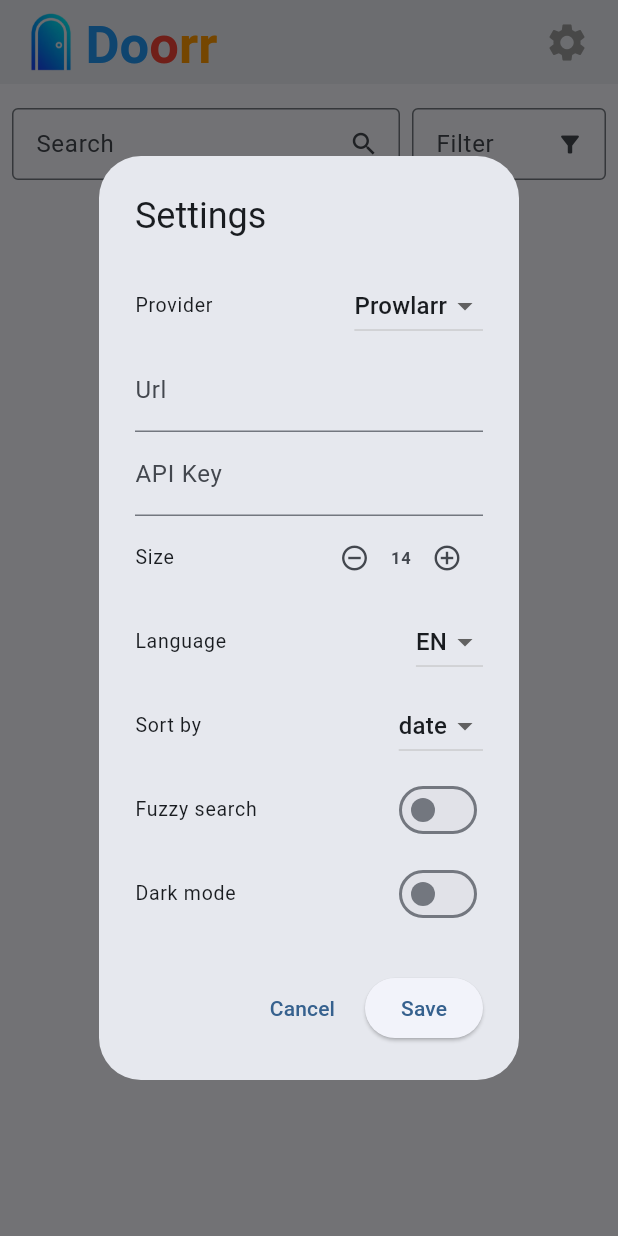
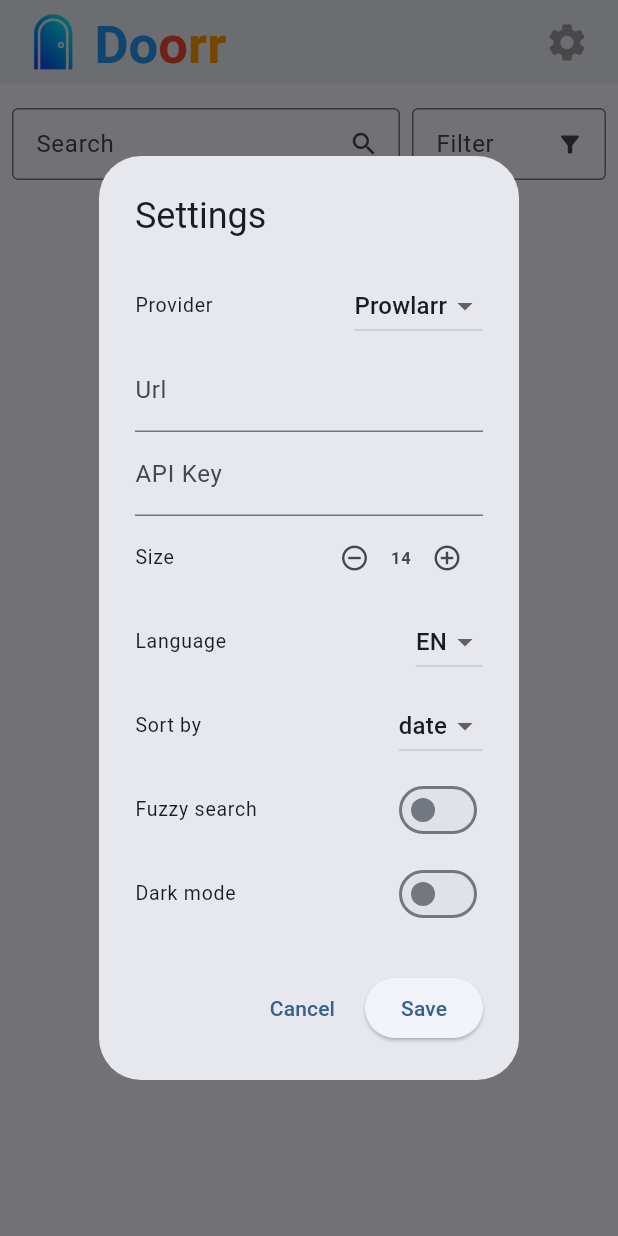
Before and after one commit to Lifailon/doorr, a Flutter app: the screen it shows after launch, after a tap on the "settings" icon, on a phone screen of 412 x 824 dp. Run offline on Flutter 3.47's test engine with Material 3 defaults, Android fonts, the phone set to English and light mode, and no system bars; our stand-ins replace shared_preferences.

Commit message:
update logo position

```diff
--- a/lib/main.dart
+++ b/lib/main.dart
@@ -386,11 +386,12 @@ class _SearchScreenState extends State<SearchScreen> {
   Widget build(BuildContext context) {
     return Scaffold(
       appBar: AppBar(
+        titleSpacing: 8,
         title: Row(
           crossAxisAlignment: CrossAxisAlignment.center,
           children: [
-            Image.asset('assets/logo.png', width: 36, height: 40),
-            const SizedBox(width: 5),
+            Image.asset('assets/logo.png', width: 55, height: 55),
+            const SizedBox(width: 0),
             Padding(
               padding: const EdgeInsets.only(top: 4),
               child: Text.rich(
@@ -793,7 +794,7 @@ class SortListTile extends StatelessWidget {
   Widget build(BuildContext context) {
     return ListTile(
       title: Text(
-        labels[L]!['sort'] ?? 'Сортировка',
+        labels[L]!['sort'],
         style: const TextStyle(fontSize: 13),
       ),
       trailing: DropdownButton<String>(
@@ -801,11 +802,11 @@ class SortListTile extends StatelessWidget {
         items: [
           DropdownMenuItem(
             value: 'age',
-            child: Text(labels[L]!['sortAge'] ?? 'По дате'),
+            child: Text(labels[L]!['sortAge']),
           ),
           DropdownMenuItem(
             value: 'size',
-            child: Text(labels[L]!['sortSize'] ?? 'По размеру'),
+            child: Text(labels[L]!['sortSize']),
           ),
         ],
         onChanged: onChanged,
@@ -882,7 +883,7 @@ class DropdownButtonListTile extends StatelessWidget {
     final availableLanguages = labels.keys.toList();
     return ListTile(
       title: Text(
-        labels[L]?['lang'] ?? 'Language',
+        labels[L]?['lang'],
         style: const TextStyle(fontSize: 13),
       ),
       trailing: DropdownButton<String>(
```
Also changed, not shown: assets/logo.png, 10 other files.
